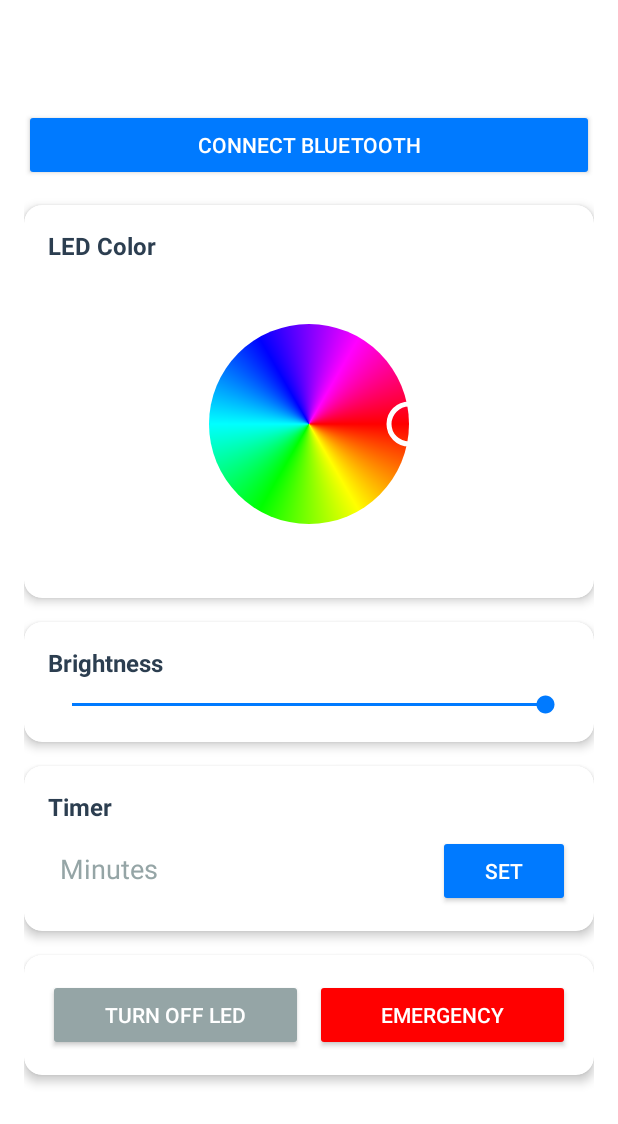
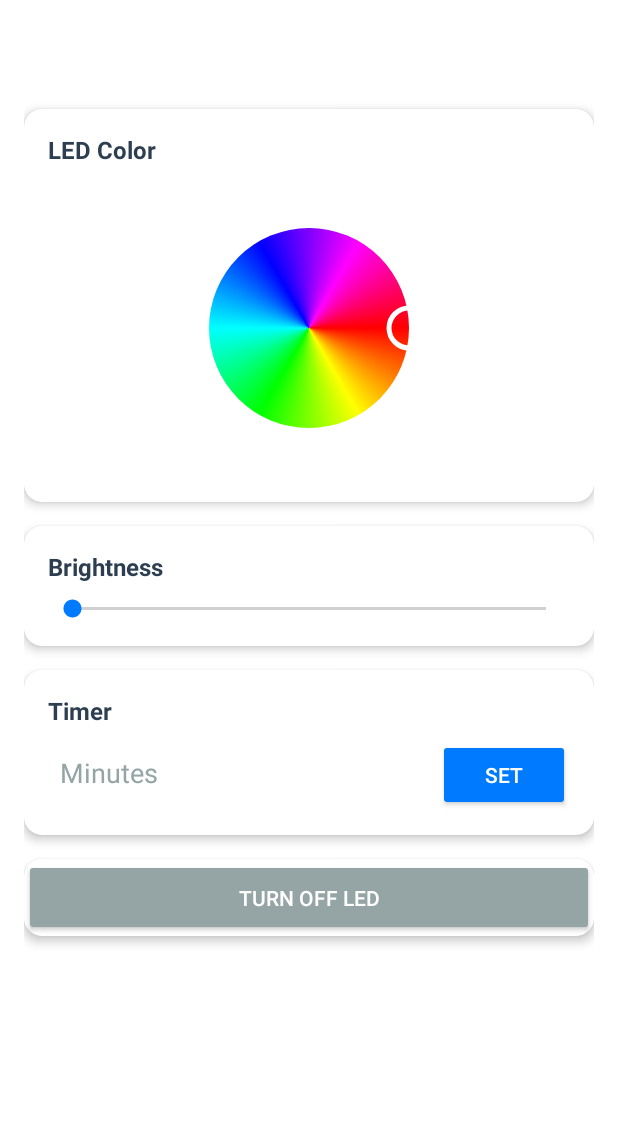
Before and after one commit to alperenSri/Light-Control-System, an Android app: the RoomControlActivity screen opened directly, with no data from a screen before it, on a phone screen of 412 x 824 dp. Shown: the top 1124 px of the screen. Run offline under Robolectric (Android 15) with nearby library versions, the phone set to English and light mode, and no system bars.

Commit message:
fix back

```diff
--- a/app/src/main/java/com/example/lightsystem/RoomControlActivity.java
+++ b/app/src/main/java/com/example/lightsystem/RoomControlActivity.java
@@ -12,15 +12,12 @@ import android.widget.Toast;
 
 public class RoomControlActivity extends Activity {
     private TextView roomNameText;
-    private Button offBtn, setTimerBtn, emergencyBtn, bluetoothButton;
+    private Button offBtn, setTimerBtn;
     private SeekBar brightnessSeekBar;
     private EditText timerInput;
     private Handler timerHandler;
-    private Handler emergencyHandler;
     private int roomId;
     private ColorPickerView colorPickerView;
-    private boolean isEmergencyMode = false;
-    private Runnable emergencyBlinkRunnable;
 
     @Override
     protected void onCreate(Bundle savedInstanceState) {
@@ -38,55 +35,24 @@ public class RoomControlActivity extends Activity {
         timerInput = findViewById(R.id.timerInput);
         setTimerBtn = findViewById(R.id.setTimerBtn);
         colorPickerView = findViewById(R.id.colorPickerView);
-        emergencyBtn = findViewById(R.id.emergencyBtn);
-        bluetoothButton = findViewById(R.id.bluetoothButton);
 
         roomNameText.setText(roomName);
         timerHandler = new Handler();
-        emergencyHandler = new Handler();
-
-        // Set initial brightness to 100%
-        brightnessSeekBar.setProgress(255);
-        sendCommand("BRIGHTNESS:255:" + roomId);
 
         // Set color picker listener
         colorPickerView.setOnColorSelectedListener(color -> {
-            if (!isEmergencyMode) {
             int red = Color.red(color);
             int green = Color.green(color);
             int blue = Color.blue(color);
-                // Renkleri tersine çeviriyoruz (255 - renk)
-                sendCommand(String.format("RGB:%d:%d:%d:%d", 255 - red, 255 - green, 255 - blue, roomId));
-            }
+            sendCommand(String.format("RGB:%d:%d:%d:%d", red, green, blue, roomId));
         });
 
-        // Emergency button listener
-        emergencyBtn.setOnClickListener(v -> {
-            isEmergencyMode = !isEmergencyMode;
-            if (isEmergencyMode) {
-                emergencyBtn.setText("Emergency Stop");
-                startEmergencyMode();
-            } else {
-                emergencyBtn.setText("Emergency");
-                stopEmergencyMode();
-            }
-        });
-
-        // Bluetooth connection status
-        if (MainActivity.outputStream != null) {
-            bluetoothButton.setText("Bluetooth Connected");
-        }
-
-        offBtn.setOnClickListener(v -> {
-            if (!isEmergencyMode) {
-                sendCommand("OFF" + roomId);
-            }
-        });
+        offBtn.setOnClickListener(v -> sendCommand("OFF" + roomId));
 
         brightnessSeekBar.setOnSeekBarChangeListener(new SeekBar.OnSeekBarChangeListener() {
             @Override
             public void onProgressChanged(SeekBar seekBar, int progress, boolean fromUser) {
-                if (fromUser && !isEmergencyMode) {
+                if (fromUser) {
                     sendCommand("BRIGHTNESS:" + progress + ":" + roomId);
                 }
             }
@@ -101,39 +67,12 @@ public class RoomControlActivity extends Activity {
         });
 
         setTimerBtn.setOnClickListener(v -> {
-            if (!isEmergencyMode) {
             String timerValue = timerInput.getText().toString();
             if (!timerValue.isEmpty()) {
                 int minutes = Integer.parseInt(timerValue);
                 startTimer(minutes);
             }
-            }
         });
-    }
-
-    private void startEmergencyMode() {
-        emergencyBlinkRunnable = new Runnable() {
-            boolean isLedOn = true;
-
-            @Override
-            public void run() {
-                if (isEmergencyMode) {
-                    if (isLedOn) {
-                        sendCommand(String.format("RGB:%d:%d:%d:%d", 255, 0, 0, roomId)); // Kırmızı
-                    } else {
-                        sendCommand("OFF" + roomId);
-                    }
-                    isLedOn = !isLedOn;
-                    emergencyHandler.postDelayed(this, 1000); // 1 saniye aralıkla yanıp sönme
-                }
-            }
-        };
-        emergencyHandler.post(emergencyBlinkRunnable);
-    }
-
-    private void stopEmergencyMode() {
-        emergencyHandler.removeCallbacks(emergencyBlinkRunnable);
-        sendCommand("OFF" + roomId);
     }
 
     private void sendCommand(String command) {
@@ -161,6 +100,5 @@ public class RoomControlActivity extends Activity {
     protected void onDestroy() {
         super.onDestroy();
         timerHandler.removeCallbacksAndMessages(null);
-        emergencyHandler.removeCallbacksAndMessages(null);
     }
 }
--- a/app/src/main/res/layout/room_control_activity.xml
+++ b/app/src/main/res/layout/room_control_activity.xml
@@ -16,15 +16,6 @@
         android:textStyle="bold"
         android:textColor="#2C3E50"
         android:layout_marginBottom="24dp"/>
-
-    <Button
-        android:id="@+id/bluetoothButton"
-        android:layout_width="match_parent"
-        android:layout_height="wrap_content"
-        android:text="Connect Bluetooth"
-        android:textColor="#FFFFFF"
-        android:backgroundTint="#007AFF"
-        android:layout_marginBottom="16dp"/>
 
     <androidx.cardview.widget.CardView
         android:layout_width="match_parent"
@@ -86,7 +77,6 @@
                 android:layout_width="match_parent"
                 android:layout_height="wrap_content"
                 android:max="255"
-                android:progress="255"
                 android:progressTint="#007AFF"
                 android:thumbTint="#007AFF"/>
         </LinearLayout>
@@ -148,35 +138,16 @@
         android:layout_height="wrap_content"
         app:cardCornerRadius="12dp"
         app:cardElevation="4dp"
-        android:layout_marginBottom="16dp"
         app:cardBackgroundColor="#FFFFFF">
 
-        <LinearLayout
+        <Button
+            android:id="@+id/offBtn"
             android:layout_width="match_parent"
             android:layout_height="wrap_content"
-            android:orientation="horizontal"
-            android:padding="16dp">
-
-            <Button
-                android:id="@+id/offBtn"
-                android:layout_width="0dp"
-                android:layout_height="wrap_content"
-                android:layout_weight="1"
-                android:text="Turn Off LED"
-                android:textColor="#FFFFFF"
-                android:backgroundTint="#95A5A6"
-                android:layout_marginEnd="8dp"/>
-
-            <Button
-                android:id="@+id/emergencyBtn"
-                android:layout_width="0dp"
-                android:layout_height="wrap_content"
-                android:layout_weight="1"
-                android:text="Emergency"
-                android:textColor="#FFFFFF"
-                android:backgroundTint="#FF0000"/>
-
-        </LinearLayout>
+            android:text="Turn Off LED"
+            android:textColor="#FFFFFF"
+            android:backgroundTint="#95A5A6"
+            android:padding="16dp"/>
     </androidx.cardview.widget.CardView>
 
 </LinearLayout>
```
Lines whose indentation alone changed are shown as unchanged.
